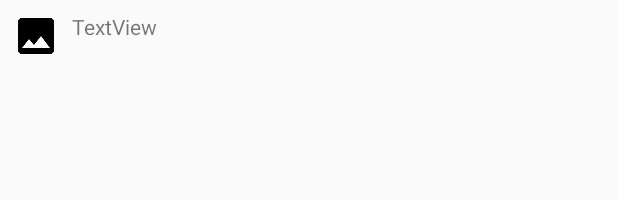
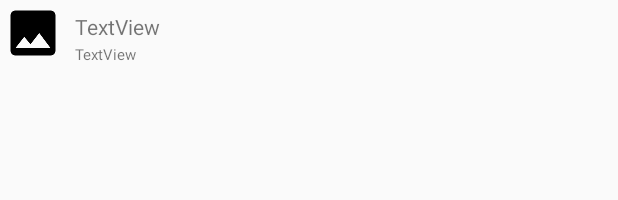
Before and after one commit to RichMBateman/RSSGamer, an Android app: the layout rss_article_entry.xml on its own in the app's theme, with its tools: preview values and no code run, on a phone screen of 412 x 824 dp. Shown: the top 200 px of the screen. Run offline under Robolectric (Android 15) with nearby library versions, the phone set to English and light mode, and no system bars.

Commit message:
Scrollbar; dates; alt colors

```diff
--- a/app/src/main/res/layout/content_main.xml
+++ b/app/src/main/res/layout/content_main.xml
@@ -15,6 +15,7 @@
         android:layout_marginStart="8dp"
         android:layout_marginEnd="8dp"
         android:layout_marginBottom="8dp"
+        android:scrollbars="vertical"
         app:layout_constraintBottom_toBottomOf="parent"
         app:layout_constraintEnd_toEndOf="parent"
         app:layout_constraintStart_toStartOf="parent"
--- a/app/src/main/res/layout/rss_article_entry.xml
+++ b/app/src/main/res/layout/rss_article_entry.xml
@@ -8,13 +8,13 @@
 
     <ImageView
         android:id="@+id/m_rssArticleImg"
-        android:layout_width="32dp"
-        android:layout_height="32dp"
-        android:layout_marginStart="8dp"
-        android:layout_marginTop="8dp"
-        android:layout_marginBottom="8dp"
+        android:layout_width="40dp"
+        android:layout_height="40dp"
+        android:layout_marginStart="2dp"
+        android:layout_marginTop="2dp"
+        android:layout_marginBottom="2dp"
+        android:contentDescription="article photo"
         android:scaleType="fitStart"
-        android:contentDescription="article photo"
         app:layout_constraintBottom_toBottomOf="parent"
         app:layout_constraintStart_toStartOf="parent"
         app:layout_constraintTop_toTopOf="parent"
@@ -32,4 +32,17 @@
         app:layout_constraintStart_toEndOf="@+id/m_rssArticleImg"
         app:layout_constraintTop_toTopOf="parent"
         tools:text="TextView" />
+
+    <TextView
+        android:id="@+id/m_textLastUpdated"
+        android:layout_width="0dp"
+        android:layout_height="wrap_content"
+        android:layout_marginStart="8dp"
+        android:layout_marginTop="2dp"
+        android:layout_marginEnd="8dp"
+        android:text="TextView"
+        android:textSize="10sp"
+        app:layout_constraintEnd_toEndOf="parent"
+        app:layout_constraintStart_toEndOf="@+id/m_rssArticleImg"
+        app:layout_constraintTop_toBottomOf="@+id/m_rssArticleTitle" />
 </android.support.constraint.ConstraintLayout>
```
Also changed, not shown: app/src/main/java/com/bateman/rich/rssgamer/MainActivity.java (+10 -0 lines), app/src/main/java/com/bateman/rich/rssgamer/RssArticleRecyclerViewAdapter.java (+47 -22 lines), app/src/main/java/com/bateman/rich/rssgamer/RssEntry.java (+23 -1 lines), app/src/main/java/com/bateman/rich/rssgamer/RssFeedManager.java (+14 -14 lines), app/src/main/java/com/bateman/rich/rssgamer/RssParser.java (+34 -21 lines), app/src/main/java/com/bateman/rich/rssgamer/RssSource.java (+12 -1 lines).
